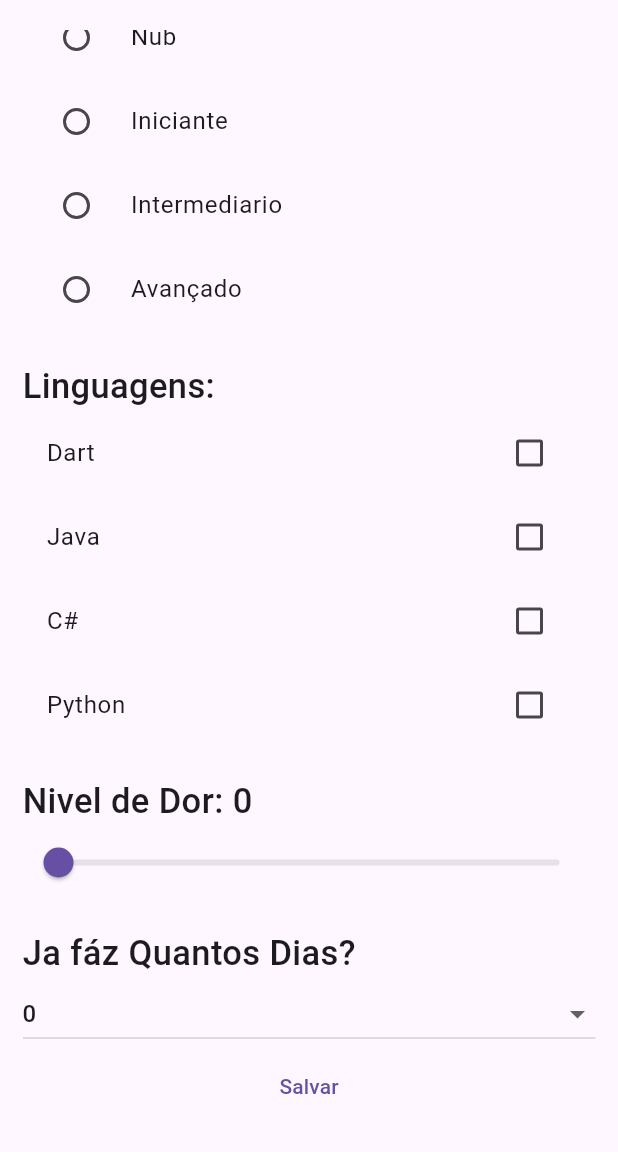
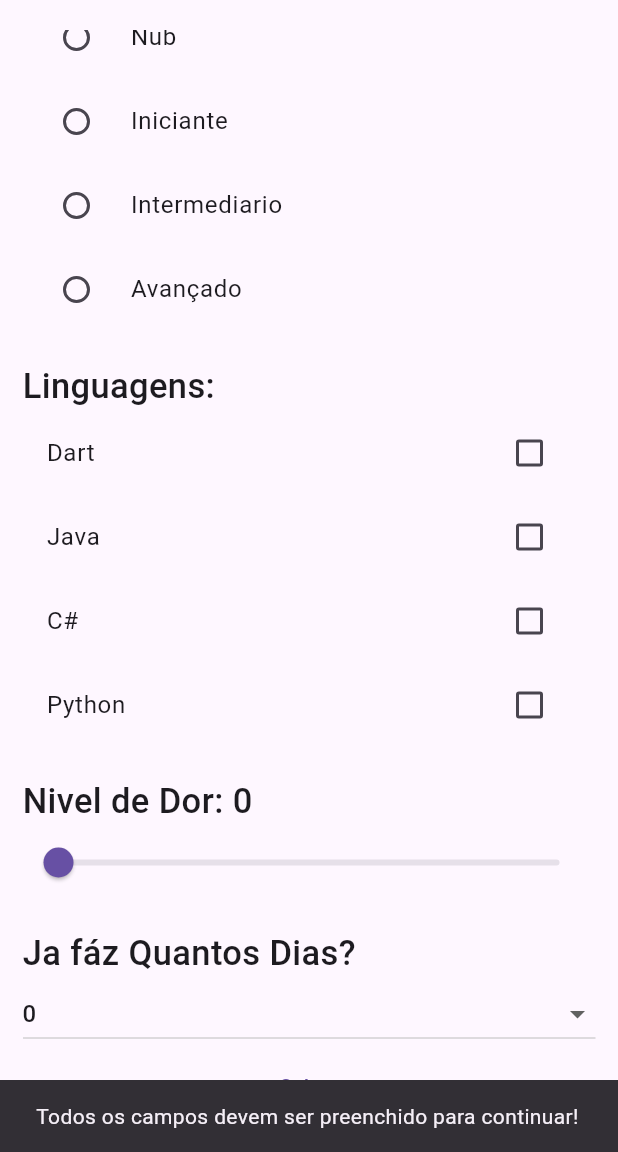
Before and after one commit to Gomesgaab/Primeiro-App-em-Flutter, a Flutter app: the DadosPaciente screen opened directly, scrolled down 278 dp, after a tap on "Salvar", on a phone screen of 412 x 824 dp, the part 84-1236 px from its top. Run offline on Flutter 3.47's test engine with Material 3 defaults, Android fonts, the phone set to English and light mode, and no system bars; our stand-ins replace google_fonts.

Commit message:
Setimo Commit

```diff
--- a/lib/pages/dados_page.dart
+++ b/lib/pages/dados_page.dart
@@ -1,4 +1,3 @@
-import 'dart:ffi';
 import 'package:flutter/material.dart';
 import 'package:srh/service/repositorios/repositorio_linguagens.dart';
 import 'package:srh/service/repositorios/repositorios_nivel.dart';
@@ -13,7 +12,7 @@ class DadosPaciente extends StatefulWidget {
 
 class _DadosPacienteState extends State<DadosPaciente> {
   //crirando uma variavel de controle de nome
-  var crontroleName = TextEditingController(text: "");
+  var name = TextEditingController(text: "");
   //crirando uma variavel de controle de Date
   var crontroleDate = TextEditingController(text: "");
   DateTime? dataNacimento;
@@ -29,6 +28,8 @@ class _DadosPacienteState extends State<DadosPaciente> {
   double nivelDeDor = 0;
   //variavel de dias com dor
   int quantosDias = 0;
+
+  bool salvando = false;
 
   @override
   void initState() {
@@ -66,14 +67,16 @@ class _DadosPacienteState extends State<DadosPaciente> {
         // editando posição
         padding: const EdgeInsets.symmetric(horizontal: 15, vertical: 20),
         //utilizando listview para rolagem de tela, sendo assim não ocorrera o erro de indentificação de tamanho de tela.
-        child: ListView(
+        child: salvando
+            ? const Center(child: CircularProgressIndicator())
+            : ListView(
                 children: [
                   const Textedition(
                     texto: "Nome: ",
                   ),
                   // iniciando uma entrada de texto
                   TextField(
-              controller: crontroleName,
+                    controller: name,
                   ),
                   const Textedition(
                     texto: "Data: ",
@@ -159,12 +162,57 @@ class _DadosPacienteState extends State<DadosPaciente> {
                   //botão de texto para salvar
                   TextButton(
                       onPressed: () {
-                  debugPrint(crontroleName.text);
-                  print(dataNacimento);
-                  print(nivelSelecionado);
-                  print(linguagemSelect);
-                  print(nivelDeDor.round());
-                  print(quantosDias);
+                        // limpando variavel de carregamento
+                        setState(() {
+                          salvando = false;
+                        });
+                        if (name.text.trim().length < 3) {
+                          ScaffoldMessenger.of(context).showSnackBar(const SnackBar(
+                              content: Text(
+                                  "Todos os campos devem ser preenchido para continuar!")));
+                          return;
+                        }
+                        if (dataNacimento == null) {
+                          ScaffoldMessenger.of(context).showSnackBar(const SnackBar(
+                              content: Text(
+                                  "Todos os campos devem ser preenchido para continuar!")));
+                          return;
+                        }
+                        if (nivelSelecionado.trim() == "") {
+                          ScaffoldMessenger.of(context).showSnackBar(const SnackBar(
+                              content: Text(
+                                  "Todos os campos devem ser preenchido para continuar!")));
+                          return;
+                        }
+                        if (linguagemSelect.isEmpty) {
+                          ScaffoldMessenger.of(context).showSnackBar(const SnackBar(
+                              content: Text(
+                                  "Todos os campos devem ser preenchido para continuar!")));
+                          return;
+                        }
+                        if (quantosDias == 0) {
+                          ScaffoldMessenger.of(context).showSnackBar(const SnackBar(
+                              content: Text(
+                                  "Todos os campos devem ser preenchido para continuar!")));
+                          return;
+                        }
+                        if (nivelDeDor == 0) {
+                          ScaffoldMessenger.of(context).showSnackBar(const SnackBar(
+                              content: Text(
+                                  "Todos os campos devem ser preenchido para continuar!")));
+                          return;
+                        }
+                        setState(() {
+                          salvando = true;
+                        });
+                        Future.delayed(const Duration(seconds: 2), () {
+                          setState(() {
+                            salvando = false;
+                            ScaffoldMessenger.of(context).showSnackBar(
+                                const SnackBar(
+                                    content: Text("Dados salvo com sucesso")));
+                          });
+                        });
                       },
                       child: const Text("Salvar"))
                 ],
```
Also changed, not shown: lib/pages/cadastro_page.dart (added, +143 -0 lines), lib/pages/login_page.dart (+10 -4 lines), lib/service/repositorios/validação/validacao_dados.dart (added, +10 -0 lines). Lines whose indentation alone changed are shown as unchanged.
